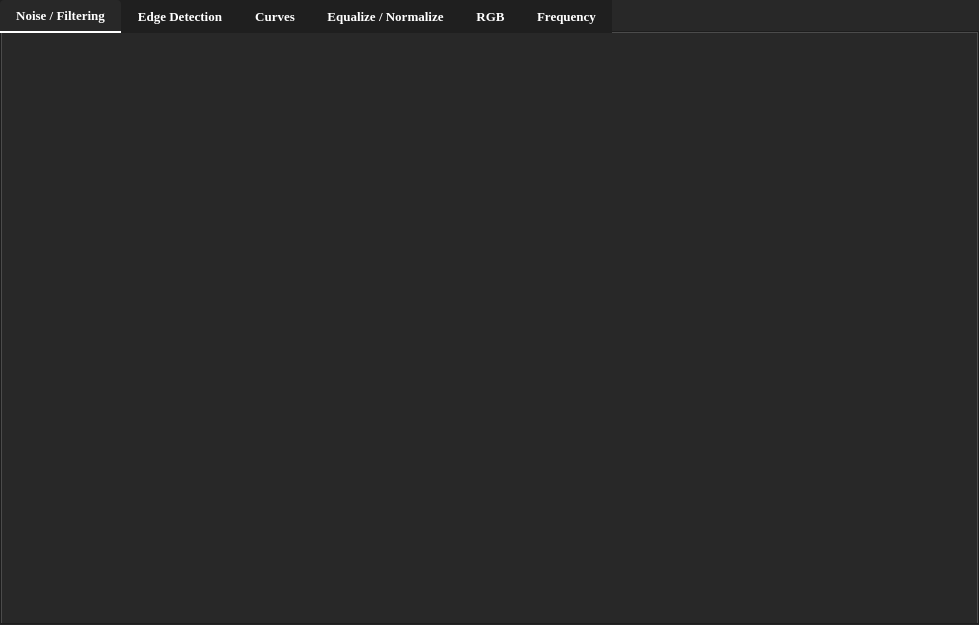
This is MainWindow.ui in fadymohsen/ImageSamplingStudio as Qt 5 draws it before an edit. The edited form follows.
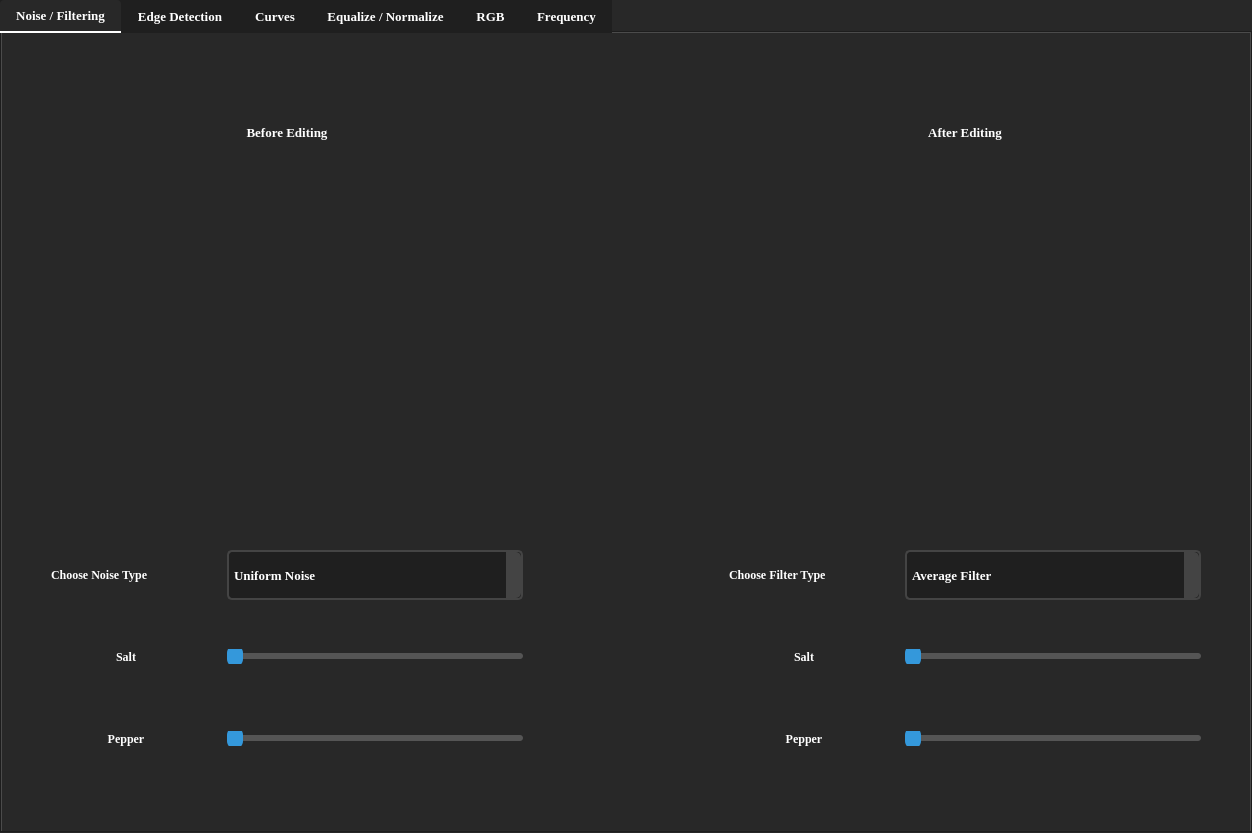
This is the edited form. Custom widgets are drawn as their Qt base class.

Commit message: Filtering & Adding Noise UI Done

```diff
--- a/MainWindow.ui
+++ b/MainWindow.ui
@@ -6,8 +6,8 @@
    <rect>
     <x>0</x>
     <y>0</y>
-    <width>979</width>
-    <height>625</height>
+    <width>1252</width>
+    <height>833</height>
    </rect>
   </property>
   <property name="font">
@@ -130,11 +130,15 @@
 
 /* QLabel with Custom Font */
 QLabel#customFontLabel {
-    font-family: &quot;Arial&quot;; /* Custom font family */
-    font-size: 18px; /* Custom font size */
+    font-family: &quot;Georgia&quot;; /* Custom font family */
     font-weight: bold; /* Bold text */
 }
 
+QLabel{
+	font-family: &quot;Georgia&quot;;
+	font-weight: bold;
+}
+
 /* QLabel with Text Shadow */
 QLabel#shadowLabel {
     text-shadow: 2px 2px 4px #333333; /* Text shadow with offset and color */
@@ -172,61 +176,6 @@
 
 
 
-/* Better QLabel Visualization */
-QLabel {
-    font-size: 16px; /* Adjust font size for better readability */
-    padding: 5px; /* Add padding for better spacing */
-    background-color: #282828; /* Dark Gray background */
-    color: #FFFFFF; /* White text for contrast */
-    border: 1px solid #555555; /* Subtle border */
-    border-radius: 4px; /* Rounded corners */
-}
-
-/* QLabel with Hover Effect */
-QLabel:hover {
-    background-color: #333333; /* Slightly darker gray on hover */
-}
-
-/* QLabel with Custom Background Color */
-QLabel#customColorLabel {
-    background-color: #3498DB; /* Blue background for specific label */
-    color: #FFFFFF; /* White text for contrast */
-}
-
-/* QLabel with Text Shadow */
-QLabel#shadowLabel {
-    text-shadow: 1px 1px 2px #000000; /* Light text shadow */
-}
-
-/* QLabel with Bold Text */
-QLabel#boldTextLabel {
-    font-weight: bold; /* Bold text */
-}
-
-/* QLabel with Italics */
-QLabel#italicLabel {
-    font-style: italic; /* Italics */
-}
-
-/* QLabel with Underline */
-QLabel#underlinedLabel {
-    text-decoration: underline; /* Underline text */
-}
-
-/* QLabel with Strike Through */
-QLabel#strikeThroughLabel {
-    text-decoration: line-through; /* Strike through text */
-}
-
-
-
-
-
-
-
-
-
-
 /* Slider Stylesheet */
 QSlider {
     background: transparent; /* Transparent background */
@@ -561,6 +510,12 @@
 
 
 /* ComboBox Stylesheet */
+
+QComboBox{
+	font-family: &quot;Georgia&quot;;
+	font-weight: bold;
+}
+
 QComboBox {
     background-color: #1F1F1F; /* Slightly Darker Gray */
     color: #FFFFFF; /* White text */
@@ -568,6 +523,7 @@
     border-radius: 5px; /* Rounded corners */
     padding: 5px; /* Padding around text */
     min-width: 6em; /* Minimum width of the combo box */
+	font: &quot;Georgia&quot;;
 }
 
 /* ComboBox Arrow */
@@ -654,6 +610,830 @@
    <attribute name="title">
     <string>Noise / Filtering</string>
    </attribute>
+   <layout class="QGridLayout" name="gridLayout">
+    <item row="0" column="0">
+     <layout class="QVBoxLayout" name="verticalLayout_4">
+      <item>
+       <spacer name="verticalSpacer_5">
+        <property name="orientation">
+         <enum>Qt::Vertical</enum>
+        </property>
+        <property name="sizeType">
+         <enum>QSizePolicy::Fixed</enum>
+        </property>
+        <property name="sizeHint" stdset="0">
+         <size>
+          <width>20</width>
+          <height>40</height>
+         </size>
+        </property>
+       </spacer>
+      </item>
+      <item>
+       <layout class="QHBoxLayout" name="horizontalLayout">
+        <item>
+         <spacer name="horizontalSpacer">
+          <property name="orientation">
+           <enum>Qt::Horizontal</enum>
+          </property>
+          <property name="sizeType">
+           <enum>QSizePolicy::Fixed</enum>
+          </property>
+          <property name="sizeHint" stdset="0">
+           <size>
+            <width>40</width>
+            <height>20</height>
+           </size>
+          </property>
+         </spacer>
+        </item>
+        <item>
+         <layout class="QVBoxLayout" name="verticalLayout_2">
+          <item>
+           <layout class="QHBoxLayout" name="horizontalLayout_2">
+            <item>
+             <spacer name="horizontalSpacer_2">
+              <property name="orientation">
+               <enum>Qt::Horizontal</enum>
+              </property>
+              <property name="sizeHint" stdset="0">
+               <size>
+                <width>40</width>
+                <height>20</height>
+               </size>
+              </property>
+             </spacer>
+            </item>
+            <item>
+             <widget class="QLabel" name="label_beforeAddingNoise">
+              <property name="minimumSize">
+               <size>
+                <width>200</width>
+                <height>100</height>
+               </size>
+              </property>
+              <property name="maximumSize">
+               <size>
+                <width>200</width>
+                <height>100</height>
+               </size>
+              </property>
+              <property name="font">
+               <font>
+                <family>Georgia</family>
+                <pointsize>10</pointsize>
+                <weight>75</weight>
+                <bold>true</bold>
+               </font>
+              </property>
+              <property name="text">
+               <string>Before Editing</string>
+              </property>
+              <property name="alignment">
+               <set>Qt::AlignCenter</set>
+              </property>
+             </widget>
+            </item>
+            <item>
+             <spacer name="horizontalSpacer_4">
+              <property name="orientation">
+               <enum>Qt::Horizontal</enum>
+              </property>
+              <property name="sizeHint" stdset="0">
+               <size>
+                <width>40</width>
+                <height>20</height>
+               </size>
+              </property>
+             </spacer>
+            </item>
+           </layout>
+          </item>
+          <item>
+           <spacer name="verticalSpacer_3">
+            <property name="orientation">
+             <enum>Qt::Vertical</enum>
+            </property>
+            <property name="sizeType">
+             <enum>QSizePolicy::Fixed</enum>
+            </property>
+            <property name="sizeHint" stdset="0">
+             <size>
+              <width>20</width>
+              <height>20</height>
+             </size>
+            </property>
+           </spacer>
+          </item>
+          <item>
+           <widget class="GraphicsLayoutWidget" name="image_beforeEditing" native="true">
+            <property name="minimumSize">
+             <size>
+              <width>250</width>
+              <height>300</height>
+             </size>
+            </property>
+            <property name="maximumSize">
+             <size>
+              <width>16777215</width>
+              <height>500</height>
+             </size>
+            </property>
+            <zorder></zorder>
+           </widget>
+          </item>
+          <item>
+           <spacer name="verticalSpacer_4">
+            <property name="orientation">
+             <enum>Qt::Vertical</enum>
+            </property>
+            <property name="sizeType">
+             <enum>QSizePolicy::Fixed</enum>
+            </property>
+            <property name="sizeHint" stdset="0">
+             <size>
+              <width>20</width>
+              <height>20</height>
+             </size>
+            </property>
+           </spacer>
+          </item>
+          <item>
+           <layout class="QVBoxLayout" name="verticalLayout">
+            <item>
+             <layout class="QHBoxLayout" name="horizontalLayout_4">
+              <item>
+               <widget class="QLabel" name="label">
+                <property name="minimumSize">
+                 <size>
+                  <width>150</width>
+                  <height>50</height>
+                 </size>
+                </property>
+                <property name="maximumSize">
+                 <size>
+                  <width>150</width>
+                  <height>50</height>
+                 </size>
+                </property>
+                <property name="font">
+                 <font>
+                  <family>Georgia</family>
+                  <pointsize>9</pointsize>
+                  <weight>75</weight>
+                  <bold>true</bold>
+                 </font>
+                </property>
+                <property name="text">
+                 <string>Choose Noise Type</string>
+                </property>
+               </widget>
+              </item>
+              <item>
+               <spacer name="horizontalSpacer_7">
+                <property name="orientation">
+                 <enum>Qt::Horizontal</enum>
+                </property>
+                <property name="sizeType">
+                 <enum>QSizePolicy::Fixed</enum>
+                </property>
+                <property name="sizeHint" stdset="0">
+                 <size>
+                  <width>20</width>
+                  <height>20</height>
+                 </size>
+                </property>
+               </spacer>
+              </item>
+              <item>
+               <widget class="QComboBox" name="comboBox_noiseTypes">
+                <property name="minimumSize">
+                 <size>
+                  <width>110</width>
+                  <height>50</height>
+                 </size>
+                </property>
+                <property name="maximumSize">
+                 <size>
+                  <width>16777215</width>
+                  <height>50</height>
+                 </size>
+                </property>
+                <property name="font">
+                 <font>
+                  <family>Georgia</family>
+                  <pointsize>10</pointsize>
+                  <weight>50</weight>
+                  <italic>false</italic>
+                  <bold>false</bold>
+                 </font>
+                </property>
+                <item>
+                 <property name="text">
+                  <string>Uniform Noise</string>
+                 </property>
+                </item>
+                <item>
+                 <property name="text">
+                  <string>Gaussian Noise</string>
+                 </property>
+                </item>
+                <item>
+                 <property name="text">
+                  <string>Salt &amp; Pepper Noise</string>
+                 </property>
+                </item>
+               </widget>
+              </item>
+             </layout>
+            </item>
+            <item>
+             <spacer name="verticalSpacer">
+              <property name="orientation">
+               <enum>Qt::Vertical</enum>
+              </property>
+              <property name="sizeType">
+               <enum>QSizePolicy::Preferred</enum>
+              </property>
+              <property name="sizeHint" stdset="0">
+               <size>
+                <width>20</width>
+                <height>10</height>
+               </size>
+              </property>
+             </spacer>
+            </item>
+            <item>
+             <layout class="QHBoxLayout" name="horizontalLayout_5">
+              <item>
+               <widget class="QLabel" name="label_3">
+                <property name="minimumSize">
+                 <size>
+                  <width>150</width>
+                  <height>50</height>
+                 </size>
+                </property>
+                <property name="maximumSize">
+                 <size>
+                  <width>150</width>
+                  <height>50</height>
+                 </size>
+                </property>
+                <property name="font">
+                 <font>
+                  <family>Georgia</family>
+                  <pointsize>9</pointsize>
+                  <weight>75</weight>
+                  <bold>true</bold>
+                 </font>
+                </property>
+                <property name="text">
+                 <string>Salt</string>
+                </property>
+                <property name="alignment">
+                 <set>Qt::AlignCenter</set>
+                </property>
+               </widget>
+              </item>
+              <item>
+               <spacer name="horizontalSpacer_9">
+                <property name="orientation">
+                 <enum>Qt::Horizontal</enum>
+                </property>
+                <property name="sizeType">
+                 <enum>QSizePolicy::Fixed</enum>
+                </property>
+                <property name="sizeHint" stdset="0">
+                 <size>
+                  <width>20</width>
+                  <height>20</height>
+                 </size>
+                </property>
+               </spacer>
+              </item>
+              <item>
+               <widget class="QSlider" name="horizontalSlider">
+                <property name="orientation">
+                 <enum>Qt::Horizontal</enum>
+                </property>
+               </widget>
+              </item>
+             </layout>
+            </item>
+            <item>
+             <spacer name="verticalSpacer_2">
+              <property name="orientation">
+               <enum>Qt::Vertical</enum>
+              </property>
+              <property name="sizeType">
+               <enum>QSizePolicy::Preferred</enum>
+              </property>
+              <property name="sizeHint" stdset="0">
+               <size>
+                <width>20</width>
+                <height>10</height>
+               </size>
+              </property>
+             </spacer>
+            </item>
+            <item>
+             <layout class="QHBoxLayout" name="horizontalLayout_6">
+              <item>
+               <widget class="QLabel" name="label_4">
+                <property name="minimumSize">
+                 <size>
+                  <width>150</width>
+                  <height>50</height>
+                 </size>
+                </property>
+                <property name="maximumSize">
+                 <size>
+                  <width>150</width>
+                  <height>50</height>
+                 </size>
+                </property>
+                <property name="font">
+                 <font>
+                  <family>Georgia</family>
+                  <pointsize>9</pointsize>
+                  <weight>75</weight>
+                  <bold>true</bold>
+                 </font>
+                </property>
+                <property name="text">
+                 <string>Pepper</string>
+                </property>
+                <property name="alignment">
+                 <set>Qt::AlignCenter</set>
+                </property>
+               </widget>
+              </item>
+              <item>
+               <spacer name="horizontalSpacer_10">
+                <property name="orientation">
+                 <enum>Qt::Horizontal</enum>
+                </property>
+                <property name="sizeType">
+                 <enum>QSizePolicy::Fixed</enum>
+                </property>
+                <property name="sizeHint" stdset="0">
+                 <size>
+                  <width>20</width>
+                  <height>20</height>
+                 </size>
+                </property>
+               </spacer>
+              </item>
+              <item>
+               <widget class="QSlider" name="horizontalSlider_2">
+                <property name="orientation">
+                 <enum>Qt::Horizontal</enum>
+                </property>
+               </widget>
+              </item>
+             </layout>
+            </item>
+           </layout>
+          </item>
+         </layout>
+        </item>
+        <item>
+         <spacer name="horizontalSpacer_6">
+          <property name="orientation">
+           <enum>Qt::Horizontal</enum>
+          </property>
+          <property name="sizeType">
+           <enum>QSizePolicy::Fixed</enum>
+          </property>
+          <property name="sizeHint" stdset="0">
+           <size>
+            <width>200</width>
+            <height>20</height>
+           </size>
+          </property>
+         </spacer>
+        </item>
+        <item>
+         <layout class="QVBoxLayout" name="verticalLayout_3">
+          <item>
+           <layout class="QHBoxLayout" name="horizontalLayout_3">
+            <item>
+             <spacer name="horizontalSpacer_5">
+              <property name="orientation">
+               <enum>Qt::Horizontal</enum>
+              </property>
+              <property name="sizeHint" stdset="0">
+               <size>
+                <width>40</width>
+                <height>20</height>
+               </size>
+              </property>
+             </spacer>
+            </item>
+            <item>
+             <widget class="QLabel" name="label_beforeAddingNoise_2">
+              <property name="minimumSize">
+               <size>
+                <width>200</width>
+                <height>100</height>
+               </size>
+              </property>
+              <property name="maximumSize">
+               <size>
+                <width>200</width>
+                <height>100</height>
+               </size>
+              </property>
+              <property name="font">
+               <font>
+                <family>Georgia</family>
+                <pointsize>10</pointsize>
+                <weight>75</weight>
+                <bold>true</bold>
+               </font>
+              </property>
+              <property name="text">
+               <string>After Editing</string>
+              </property>
+              <property name="alignment">
+               <set>Qt::AlignCenter</set>
+              </property>
+             </widget>
+            </item>
+            <item>
+             <spacer name="horizontalSpacer_8">
+              <property name="orientation">
+               <enum>Qt::Horizontal</enum>
+              </property>
+              <property name="sizeHint" stdset="0">
+               <size>
+                <width>40</width>
+                <height>20</height>
+               </size>
+              </property>
+             </spacer>
+            </item>
+           </layout>
+          </item>
+          <item>
+           <spacer name="verticalSpacer_7">
+            <property name="orientation">
+             <enum>Qt::Vertical</enum>
+            </property>
+            <property name="sizeType">
+             <enum>QSizePolicy::Fixed</enum>
+            </property>
+            <property name="sizeHint" stdset="0">
+             <size>
+              <width>20</width>
+              <height>20</height>
+             </size>
+            </property>
+           </spacer>
+          </item>
+          <item>
+           <widget class="GraphicsLayoutWidget" name="image_beforeEditing_2" native="true">
+            <property name="minimumSize">
+             <size>
+              <width>250</width>
+              <height>300</height>
+             </size>
+            </property>
+            <property name="maximumSize">
+             <size>
+              <width>16777215</width>
+              <height>500</height>
+             </size>
+            </property>
+           </widget>
+          </item>
+          <item>
+           <spacer name="verticalSpacer_8">
+            <property name="orientation">
+             <enum>Qt::Vertical</enum>
+            </property>
+            <property name="sizeType">
+             <enum>QSizePolicy::Fixed</enum>
+            </property>
+            <property name="sizeHint" stdset="0">
+             <size>
+              <width>20</width>
+              <height>20</height>
+             </size>
+            </property>
+           </spacer>
+          </item>
+          <item>
+           <layout class="QVBoxLayout" name="verticalLayout_5">
+            <item>
+             <layout class="QHBoxLayout" name="horizontalLayout_8">
+              <item>
+               <widget class="QLabel" name="label_2">
+                <property name="minimumSize">
+                 <size>
+                  <width>150</width>
+                  <height>50</height>
+                 </size>
+                </property>
+                <property name="maximumSize">
+                 <size>
+                  <width>150</width>
+                  <height>50</height>
+                 </size>
+                </property>
+                <property name="font">
+                 <font>
+                  <family>Georgia</family>
+                  <pointsize>9</pointsize>
+                  <weight>75</weight>
+                  <bold>true</bold>
+                 </font>
+                </property>
+                <property name="text">
+                 <string>Choose Filter Type</string>
+                </property>
+               </widget>
+              </item>
+              <item>
+               <spacer name="horizontalSpacer_12">
+                <property name="orientation">
+                 <enum>Qt::Horizontal</enum>
+                </property>
+                <property name="sizeType">
+                 <enum>QSizePolicy::Fixed</enum>
+                </property>
+                <property name="sizeHint" stdset="0">
+                 <size>
+                  <width>20</width>
+                  <height>20</height>
+                 </size>
+                </property>
+               </spacer>
+              </item>
+              <item>
+               <widget class="QComboBox" name="comboBox_noiseTypes_2">
+                <property name="minimumSize">
+                 <size>
+                  <width>110</width>
+                  <height>50</height>
+                 </size>
+                </property>
+                <property name="maximumSize">
+                 <size>
+                  <width>16777215</width>
+                  <height>50</height>
+                 </size>
+                </property>
+                <property name="font">
+                 <font>
+                  <family>Georgia</family>
+                  <pointsize>10</pointsize>
+                  <weight>50</weight>
+                  <italic>false</italic>
+                  <bold>false</bold>
+                 </font>
+                </property>
+                <item>
+                 <property name="text">
+                  <string>Average Filter</string>
+                 </property>
+                </item>
+                <item>
+                 <property name="text">
+                  <string>Gaussian Filter</string>
+                 </property>
+                </item>
+                <item>
+                 <property name="text">
+                  <string>Salt &amp; Pepper Filter</string>
+                 </property>
+                </item>
+               </widget>
+              </item>
+             </layout>
+            </item>
+            <item>
+             <spacer name="verticalSpacer_9">
+              <property name="orientation">
+               <enum>Qt::Vertical</enum>
+              </property>
+              <property name="sizeType">
+               <enum>QSizePolicy::Preferred</enum>
+              </property>
+              <property name="sizeHint" stdset="0">
+               <size>
+                <width>20</width>
+                <height>10</height>
+               </size>
+              </property>
+             </spacer>
+            </item>
+            <item>
+             <layout class="QHBoxLayout" name="horizontalLayout_9">
+              <item>
+               <widget class="QLabel" name="label_6">
+                <property name="minimumSize">
+                 <size>
+                  <width>150</width>
+                  <height>50</height>
+                 </size>
+                </property>
+                <property name="maximumSize">
+                 <size>
+                  <width>150</width>
+                  <height>50</height>
+                 </size>
+                </property>
+                <property name="font">
+                 <font>
+                  <family>Georgia</family>
+                  <pointsize>9</pointsize>
+                  <weight>75</weight>
+                  <bold>true</bold>
+                 </font>
+                </property>
+                <property name="text">
+                 <string>Salt</string>
+                </property>
+                <property name="alignment">
+                 <set>Qt::AlignCenter</set>
+                </property>
+               </widget>
+              </item>
+              <item>
+               <spacer name="horizontalSpacer_13">
+                <property name="orientation">
+                 <enum>Qt::Horizontal</enum>
+                </property>
+                <property name="sizeType">
+                 <enum>QSizePolicy::Fixed</enum>
+                </property>
+                <property name="sizeHint" stdset="0">
+                 <size>
+                  <width>20</width>
+                  <height>20</height>
+                 </size>
+                </property>
+               </spacer>
+              </item>
+              <item>
+               <widget class="QSlider" name="horizontalSlider_4">
+                <property name="orientation">
+                 <enum>Qt::Horizontal</enum>
+                </property>
+               </widget>
+              </item>
+             </layout>
+            </item>
+            <item>
+             <spacer name="verticalSpacer_10">
+              <property name="orientation">
+               <enum>Qt::Vertical</enum>
+              </property>
+              <property name="sizeType">
+               <enum>QSizePolicy::Preferred</enum>
+              </property>
+              <property name="sizeHint" stdset="0">
+               <size>
+                <width>20</width>
+                <height>10</height>
+               </size>
+              </property>
+             </spacer>
+            </item>
+            <item>
+             <layout class="QHBoxLayout" name="horizontalLayout_10">
+              <item>
+               <widget class="QLabel" name="label_7">
+                <property name="minimumSize">
+                 <size>
+                  <width>150</width>
+                  <height>50</height>
+                 </size>
+                </property>
+                <property name="maximumSize">
+                 <size>
+                  <width>150</width>
+                  <height>50</height>
+                 </size>
+                </property>
+                <property name="font">
+                 <font>
+                  <family>Georgia</family>
+                  <pointsize>9</pointsize>
+                  <weight>75</weight>
+                  <bold>true</bold>
+                 </font>
+                </property>
+                <property name="text">
+                 <string>Pepper</string>
+                </property>
+                <property name="alignment">
+                 <set>Qt::AlignCenter</set>
+                </property>
+               </widget>
+              </item>
+              <item>
+               <spacer name="horizontalSpacer_14">
+                <property name="orientation">
+                 <enum>Qt::Horizontal</enum>
+                </property>
+                <property name="sizeType">
+                 <enum>QSizePolicy::Fixed</enum>
+                </property>
+                <property name="sizeHint" stdset="0">
+                 <size>
+                  <width>20</width>
+                  <height>20</height>
+                 </size>
+                </property>
+               </spacer>
+              </item>
+              <item>
+               <widget class="QSlider" name="horizontalSlider_5">
+                <property name="orientation">
+                 <enum>Qt::Horizontal</enum>
+                </property>
+               </widget>
+              </item>
+             </layout>
+            </item>
+           </layout>
+          </item>
+         </layout>
+        </item>
+        <item>
+         <spacer name="horizontalSpacer_3">
+          <property name="orientation">
+           <enum>Qt::Horizontal</enum>
+          </property>
+          <property name="sizeType">
+           <enum>QSizePolicy::Fixed</enum>
+          </property>
+          <property name="sizeHint" stdset="0">
+           <size>
+            <width>40</width>
+            <height>20</height>
+           </size>
+          </property>
+         </spacer>
+        </item>
+       </layout>
+      </item>
+      <item>
+       <spacer name="verticalSpacer_6">
+        <property name="orientation">
+         <enum>Qt::Vertical</enum>
+        </property>
+        <property name="sizeType">
+         <enum>QSizePolicy::Fixed</enum>
+        </property>
+        <property name="sizeHint" stdset="0">
+         <size>
+          <width>20</width>
+          <height>40</height>
+         </size>
+        </property>
+       </spacer>
+      </item>
+     </layout>
+    </item>
+   </layout>
+   <zorder>label_beforeAddingNoise</zorder>
+   <zorder>horizontalSpacer</zorder>
+   <zorder>horizontalSpacer_3</zorder>
+   <zorder>image_beforeEditing</zorder>
+   <zorder>image_afterEditing</zorder>
+   <zorder>horizontalSpacer_4</zorder>
+   <zorder>horizontalSpacer_5</zorder>
+   <zorder>horizontalSpacer_6</zorder>
+   <zorder>comboBox_noiseTypes</zorder>
+   <zorder>comboBox_filterTypes</zorder>
+   <zorder>label</zorder>
+   <zorder>label_2</zorder>
+   <zorder>horizontalSpacer_7</zorder>
+   <zorder>horizontalSpacer_8</zorder>
+   <zorder>label_3</zorder>
+   <zorder>horizontalSlider</zorder>
+   <zorder>horizontalSpacer_9</zorder>
+   <zorder>layoutWidget</zorder>
+   <zorder>label_4</zorder>
+   <zorder>verticalSpacer</zorder>
+   <zorder>verticalSpacer_2</zorder>
+   <zorder>verticalSpacer_3</zorder>
+   <zorder></zorder>
+   <zorder>verticalSpacer_4</zorder>
+   <zorder>horizontalSpacer</zorder>
+   <zorder>horizontalSpacer_3</zorder>
+   <zorder>verticalSpacer_5</zorder>
+   <zorder>verticalSpacer_6</zorder>
+   <zorder>verticalSpacer_7</zorder>
+   <zorder>label_beforeAddingNoise_2</zorder>
+   <zorder>verticalSpacer_8</zorder>
+   <zorder>horizontalSpacer_3</zorder>
+   <zorder>label_beforeAddingNoise</zorder>
+   <zorder>horizontalSpacer_2</zorder>
+   <zorder>horizontalSpacer_4</zorder>
   </widget>
   <widget class="QWidget" name="tab">
    <attribute name="title">
@@ -681,6 +1461,14 @@
    </attribute>
   </widget>
  </widget>
+ <customwidgets>
+  <customwidget>
+   <class>GraphicsLayoutWidget</class>
+   <extends>QWidget</extends>
+   <header location="global">pyqtgraph.h</header>
+   <container>1</container>
+  </customwidget>
+ </customwidgets>
  <resources/>
  <connections/>
 </ui>
```
